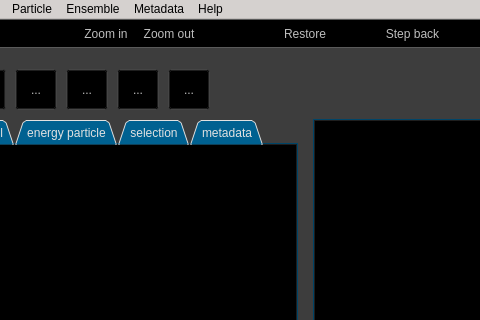
chrxh/alien, file source/gui/mainwindow.ui: the form before one commit; both pictures show x 108 to 588 and y 0 to 320 of the 1240 by 830 pixel window.
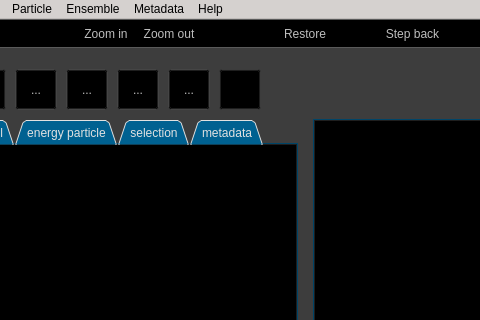
The form after the commit. The open tabs and pages were chosen to show the change. Icons and pictures are not drawn. Custom widgets are drawn as their Qt base class.

Commit message: showing cell function information in ShapeUniverse; button to toggle on/off implemented

The edit to the form file:
```diff
--- a/source/gui/mainwindow.ui
+++ b/source/gui/mainwindow.ui
@@ -2614,6 +2614,126 @@
         </size>
        </property>
       </widget>
+      <widget class="QToolButton" name="buttonShowInfo">
+       <property name="enabled">
+        <bool>true</bool>
+       </property>
+       <property name="geometry">
+        <rect>
+         <x>316</x>
+         <y>10</y>
+         <width>42</width>
+         <height>41</height>
+        </rect>
+       </property>
+       <property name="palette">
+        <palette>
+         <active>
+          <colorrole role="Button">
+           <brush brushstyle="SolidPattern">
+            <color alpha="255">
+             <red>0</red>
+             <green>0</green>
+             <blue>0</blue>
+            </color>
+           </brush>
+          </colorrole>
+          <colorrole role="Base">
+           <brush brushstyle="SolidPattern">
+            <color alpha="255">
+             <red>255</red>
+             <green>255</green>
+             <blue>255</blue>
+            </color>
+           </brush>
+          </colorrole>
+          <colorrole role="Window">
+           <brush brushstyle="SolidPattern">
+            <color alpha="255">
+             <red>84</red>
+             <green>84</green>
+             <blue>84</blue>
+            </color>
+           </brush>
+          </colorrole>
+         </active>
+         <inactive>
+          <colorrole role="Button">
+           <brush brushstyle="SolidPattern">
+            <color alpha="255">
+             <red>0</red>
+             <green>0</green>
+             <blue>0</blue>
+            </color>
+           </brush>
+          </colorrole>
+          <colorrole role="Base">
+           <brush brushstyle="SolidPattern">
+            <color alpha="255">
+             <red>255</red>
+             <green>255</green>
+             <blue>255</blue>
+            </color>
+           </brush>
+          </colorrole>
+          <colorrole role="Window">
+           <brush brushstyle="SolidPattern">
+            <color alpha="255">
+             <red>84</red>
+             <green>84</green>
+             <blue>84</blue>
+            </color>
+           </brush>
+          </colorrole>
+         </inactive>
+         <disabled>
+          <colorrole role="Button">
+           <brush brushstyle="SolidPattern">
+            <color alpha="255">
+             <red>0</red>
+             <green>0</green>
+             <blue>0</blue>
+            </color>
+           </brush>
+          </colorrole>
+          <colorrole role="Base">
+           <brush brushstyle="SolidPattern">
+            <color alpha="255">
+             <red>84</red>
+             <green>84</green>
+             <blue>84</blue>
+            </color>
+           </brush>
+          </colorrole>
+          <colorrole role="Window">
+           <brush brushstyle="SolidPattern">
+            <color alpha="255">
+             <red>84</red>
+             <green>84</green>
+             <blue>84</blue>
+            </color>
+           </brush>
+          </colorrole>
+         </disabled>
+        </palette>
+       </property>
+       <property name="text">
+        <string>...</string>
+       </property>
+       <property name="icon">
+        <iconset resource="resources/ressources.qrc">
+         <normaloff>:/Icons/info_off.png</normaloff>:/Icons/info_off.png</iconset>
+       </property>
+       <property name="iconSize">
+        <size>
+         <width>35</width>
+         <height>35</height>
+        </size>
+       </property>
+       <property name="checkable">
+        <bool>true</bool>
+       </property>
+      </widget>
       <widget class="QToolButton" name="delClusterButton2">
        <property name="enabled">
         <bool>false</bool>
```
Left out of the diff: 15 changed lines with no effect on the pictures. The commit also changes 20 other files.
